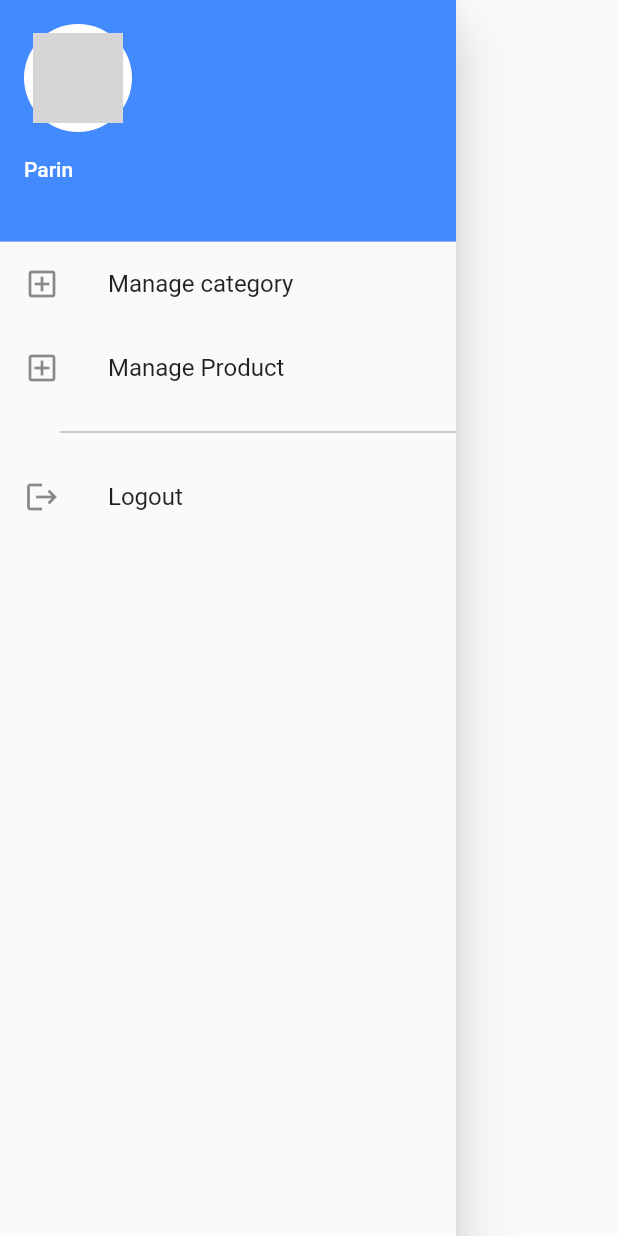
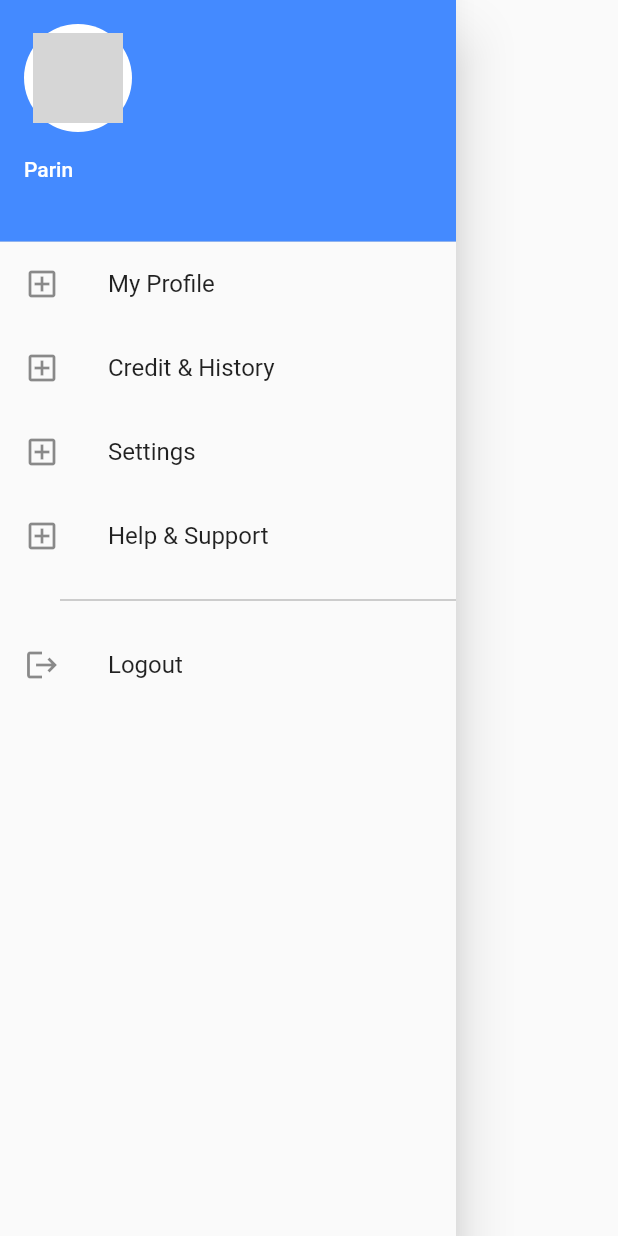
Before and after one commit to parinjasani/goodie_grove, a Flutter app: the HomeScreenDrawer widget shown alone on an empty page, opened directly, on a phone screen of 412 x 824 dp. Run offline on Flutter 3.47's test engine with Material 2 defaults, Android fonts, the phone set to English and light mode, and no system bars; our stand-ins replace firebase_auth, firebase_core, flutter_svg; accounts and stored records are empty; grey boxes are pictures that could not be loaded.

Commit message:
homescreen Drawer updated

```diff
--- a/lib/screens/homescreen/components/homescreen_drawer.dart
+++ b/lib/screens/homescreen/components/homescreen_drawer.dart
@@ -17,7 +17,7 @@ class HomeScreenDrawer extends StatelessWidget {
         children: [
           builduseraccountHeader(),
           ListTile(
-            title: Text("Manage category"),
+            title: Text("My Profile"),
             leading: Icon(Icons.add_box_outlined),
             //navigate to categorylist screen
             onTap: () {
@@ -28,7 +28,21 @@ class HomeScreenDrawer extends StatelessWidget {
             onTap: () {
              // Navigator.pushNamed(context, Approutes.);
             },
-            title: Text("Manage Product"),
+            title: Text("Credit & History"),
+            leading: Icon(Icons.add_box_outlined),
+          ),
+          ListTile(
+            onTap: () {
+              // Navigator.pushNamed(context, Approutes.);
+            },
+            title: Text("Settings"),
+            leading: Icon(Icons.add_box_outlined),
+          ),
+          ListTile(
+            onTap: () {
+              // Navigator.pushNamed(context, Approutes.);
+            },
+            title: Text("Help & Support"),
             leading: Icon(Icons.add_box_outlined),
           ),
           Divider(
```
